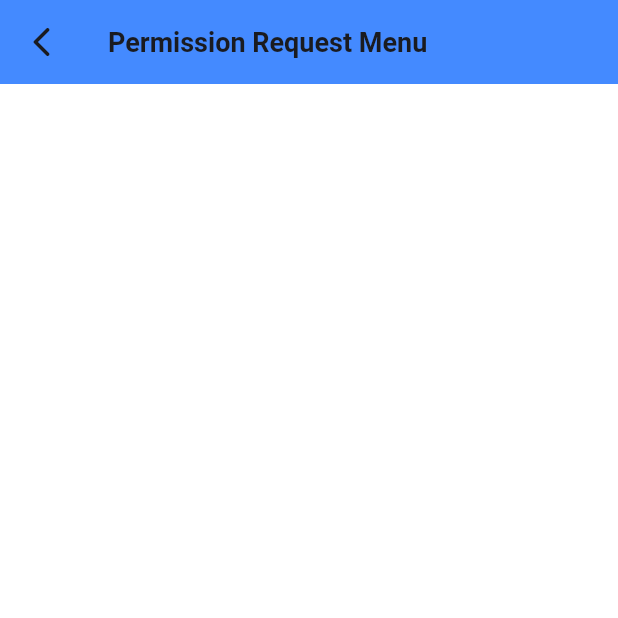
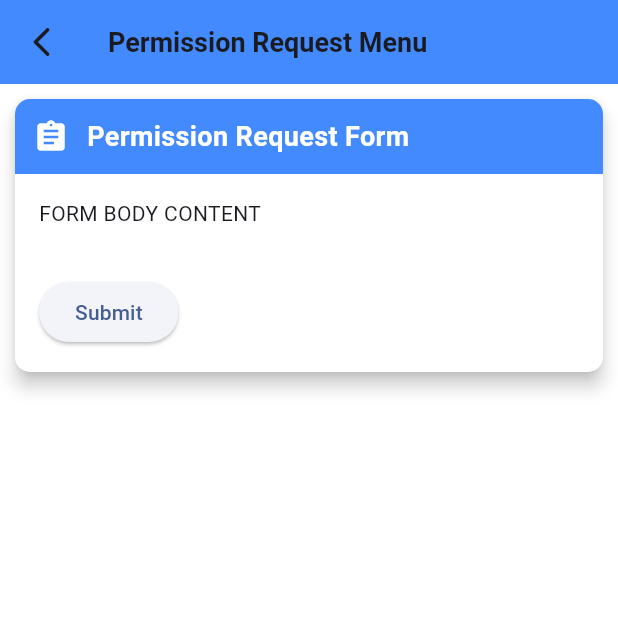
Before and after one commit to tsayoo/attendance_app, a Flutter app: the PermissionScreen screen opened directly, on a phone screen of 412 x 824 dp, the top half of it. Run offline on Flutter 3.47's test engine with Material 3 defaults, Android fonts, the phone set to English and light mode, and no system bars; our stand-ins replace camera, cloud_firestore, dotted_border, firebase_core, geocoding, geolocator; missing offline and left inert: google_mlkit_face_detection; accounts and stored records are empty.

Commit message:
Finishing form for permission screen feature

```diff
--- /dev/null
+++ b/lib/ui/permission/components/form_body.dart
@@ -0,0 +1,18 @@
+import 'package:flutter/material.dart';
+
+class FormBody extends StatelessWidget {
+  const FormBody({super.key});
+
+  @override
+  Widget build(BuildContext context) {
+    return Padding(
+      padding: const EdgeInsets.all(16),
+      child: Column(
+        children: [
+          // TODO : MAKE YOUR OWN FORM BODY CONTENT
+          Text("FORM BODY CONTENT")
+        ]
+      ),
+    );
+  }
+}
--- /dev/null
+++ b/lib/ui/permission/components/submit_button.dart
@@ -0,0 +1,130 @@
+import 'package:attendance_app/ui/home_screen.dart';
+import 'package:cloud_firestore/cloud_firestore.dart';
+import 'package:flutter/material.dart';
+
+class SubmitButton extends StatelessWidget {
+  final Size size;
+  final TextEditingController nameController;
+  final TextEditingController formController;
+  final TextEditingController toController;
+  final String dropValueCategories;
+  final CollectionReference dataCollection;
+
+  const SubmitButton({
+    super.key,
+    required this.size,
+    required this.nameController,
+    required this.formController,
+    required this.toController,
+    required this.dropValueCategories,
+    required this.dataCollection
+  });
+
+  @override
+  Widget build(BuildContext context) {
+    return Padding(
+      padding: const EdgeInsets.all(16),
+      child: SizedBox(
+        child: ElevatedButton(
+          onPressed: () => _submitHandler(context),
+          child: Text("Submit"),
+          ),
+      ),
+    );
+  }
+
+  void _submitHandler(BuildContext context) {
+    if (_isFormValid()) {
+      _submitForm(context);
+    } else {
+      _showSnackBar(
+        context,
+        "Please fill the form",
+        Icons.warning_amber,
+        Colors.white
+      );
+    }
+  }
+
+  bool _isFormValid() {
+    return nameController.text.isNotEmpty &&
+    dropValueCategories != "Please Choose :" &&
+    formController.text.isNotEmpty &&
+    toController.text.isNotEmpty;
+  }
+
+  void _showSnackBar(BuildContext context, String message, IconData icon, Color color) {
+    ScaffoldMessenger.of(context).showSnackBar(SnackBar(
+      content: Row(
+        children: [
+          Icon(icon,
+          color: Colors.white
+          ),
+          SizedBox(width: 10),
+          Text(
+            message,
+            style: const TextStyle(color: Colors.white),
+          )
+        ],
+      ),
+      backgroundColor: color,
+      shape: const StadiumBorder(),
+      behavior: SnackBarBehavior.floating,
+      ));
+  }
+
+  void _showLoaderDialog(BuildContext context) {
+    showDialog(
+      context: context,
+      barrierDismissible: false,
+      builder: (BuildContext context) {
+        return AlertDialog(
+          content: Row(
+            children: [
+              const CircularProgressIndicator(
+                valueColor: AlwaysStoppedAnimation<Color>(Colors.blueAccent),
+              ),
+              Container(
+                margin: EdgeInsets.only(left: 20),
+                child: Text("Please waitt...."),
+              )
+            ],
+          ),
+        );
+      },
+    );
+  }
+
+  Future<void> _submitForm(BuildContext context) async {
+    _showLoaderDialog(context);
+    try {
+      await dataCollection.add({
+       'address' : '-',
+       'name' : nameController.text,
+       'description' : dropValueCategories,
+       'timestamp' : '${formController.text} : ${toController.text}'
+      });
+      Navigator.of(context).pop();
+      _showSnackBar(
+        context,
+        "Successfully Submit the form",
+        Icons.check_circle_outline,
+        Colors.orangeAccent
+      );
+      Navigator.pushReplacement(
+        context,
+        MaterialPageRoute(
+          builder: (context) => const HomeScreen(),
+        )
+      );
+    } catch (e) {
+      Navigator.of(context).pop();
+      _showSnackBar(
+        context,
+        "An error occured: $e",
+        Icons.error_outline,
+        Colors.blueGrey
+      );
+    }
+  }
+}
--- a/lib/ui/permission/permission_screen.dart
+++ b/lib/ui/permission/permission_screen.dart
@@ -1,4 +1,8 @@
 import 'package:attendance_app/ui/permission/components/app_bar.dart';
+import 'package:attendance_app/ui/permission/components/form_body.dart';
+import 'package:attendance_app/ui/permission/components/form_header.dart';
+import 'package:attendance_app/ui/permission/components/submit_button.dart';
+import 'package:cloud_firestore/cloud_firestore.dart';
 import 'package:flutter/material.dart';
 
 class PermissionScreen extends StatefulWidget {
@@ -26,9 +30,19 @@
           child: Column(
             crossAxisAlignment: CrossAxisAlignment.start,
             children: [
-              // buat komponen UI utk form header
-              //buat komponen UI utk form body
-              // buat komponen UI utk submit button
+              FormHeader(
+                title: "Permission Request Form",
+                icon: Icons.assignment
+                ),
+                FormBody(),
+                SubmitButton(
+                  size: size,
+                  nameController: TextEditingController(),
+                  formController: TextEditingController(),
+                  toController: TextEditingController(),
+                  dropValueCategories: "Dropdown Content",
+                  dataCollection: FirebaseFirestore.instance.collection('dataCollectionValue'),
+              )
             ],
           )
         )
```
